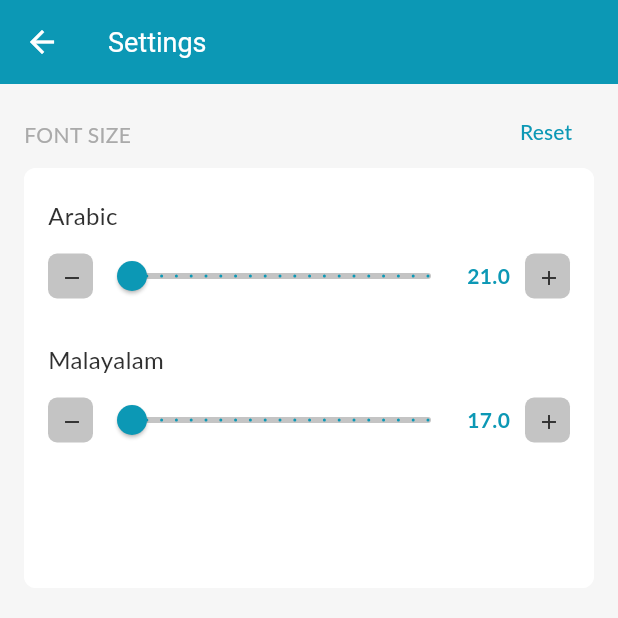
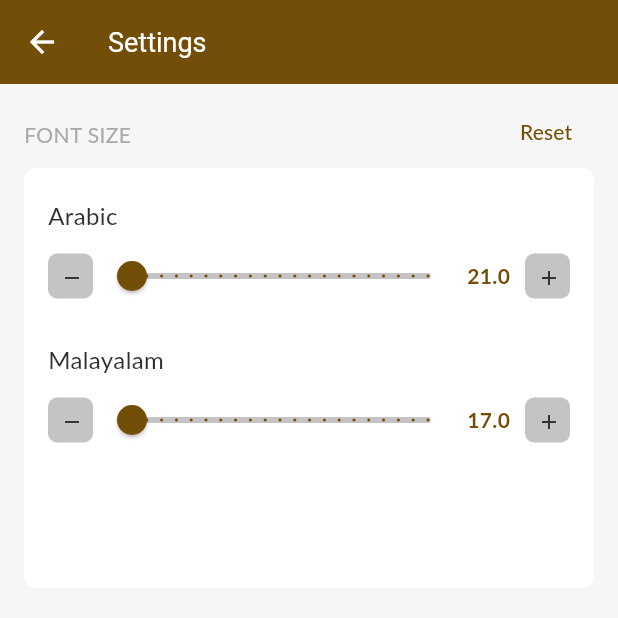
Before and after one commit to D4dx-Org/alquran_web, a Flutter app: the SettingsPage screen opened by its route, on a phone screen of 412 x 824 dp, the top half of it. Run offline on Flutter 3.47's test engine with Material 3 defaults, Android fonts, the light colour scheme and no system bars; our stand-ins replace flutter_html, flutter_native_splash, get, get_storage, numberpicker, scroll_to_index and 1 more; missing offline and left inert: share_extend; accounts and stored records are empty; Roboto replaces fonts that are missing (Lato).

Commit message:
🎨 Refactor color scheme to warm brown palette

```diff
--- a/lib/pages/articles/articles_page.dart
+++ b/lib/pages/articles/articles_page.dart
@@ -7,7 +7,7 @@ import 'package:alquran_malayalam/pages/articles/articles_controller.dart';
 
 class ArticlesPage extends StatelessWidget {
   final ArticlesController controller = Get.put(ArticlesController());
-  Color headColor = const Color(0xFF0C98B5);
+  Color headColor = const Color(0xFF734E09);
 
   ArticlesPage({Key? key}) : super(key: key);
 
--- a/lib/pages/bookmarks/bookmarks_page.dart
+++ b/lib/pages/bookmarks/bookmarks_page.dart
@@ -14,7 +14,7 @@ class BookmarksPage extends StatelessWidget {
   Widget build(BuildContext context) {
     return Scaffold(
         appBar: AppBar(
-          backgroundColor: Color(0xFF0C98B5),
+          backgroundColor: Color(0xFF734E09),
           foregroundColor: Color(0xFFFFFFFF),
           title: Text("Bookmarks"),
           actions: [
--- a/lib/pages/index/index_page.dart
+++ b/lib/pages/index/index_page.dart
@@ -17,7 +17,7 @@ class IndexPage extends StatelessWidget {
     return Scaffold(
         drawer: MyDrawer(),
         appBar: AppBar(
-          backgroundColor: Color(0xFF0C98B5),
+          backgroundColor: Color(0xFF734E09),
           foregroundColor: Color(0xFFFFFFFF),
           title: Text(
             "Al Quran Malayalam",
@@ -185,7 +185,7 @@ class SurahItemView extends StatelessWidget {
                 child: IconButton(
                     icon: const Icon(Icons.low_priority),
                     color:
-                        Color(0xFF0C98B5), // Color.fromARGB(255, 244, 203, 53),
+                        Color(0xFF734E09), // Color.fromARGB(255, 244, 203, 53),
                     onPressed: () {
                       AyahPickerDialog ayahPickerDialog = AyahPickerDialog(
                           onOkPressed: () async {
--- a/lib/pages/info.dart
+++ b/lib/pages/info.dart
@@ -2,7 +2,7 @@ import 'package:flutter/material.dart';
 import 'package:flutter_html/flutter_html.dart';
 
 class InfoPage extends StatelessWidget {
-  Color headColor = const Color(0xFF0C98B5);
+  Color headColor = const Color(0xFF734E09);
 
   @override
   Widget build(BuildContext context) {
--- a/lib/pages/searchres/searchres_page.dart
+++ b/lib/pages/searchres/searchres_page.dart
@@ -17,7 +17,7 @@ class SearchResPage extends StatelessWidget {
   Widget build(BuildContext context) {
     return Scaffold(
         appBar: AppBar(
-          backgroundColor: Color(0xFF0C98B5),
+          backgroundColor: Color(0xFF734E09),
           foregroundColor: Color(0xFFFFFFFF),
           title: Text("Search"),
           elevation: 0,
@@ -92,7 +92,7 @@ class SearchResListing extends StatelessWidget {
                       title: _viewTranLinewidget(cTranLine, j),
                       trailing: IconButton(
                         icon: const Icon(Icons.link),
-                        color: Color(0xFF0C98B5),
+                        color: Color(0xFF734E09),
                         onPressed: () => controller.showSuraTranLines(
                             cTranLine.suraNo, cTranLine.ayaNo),
                       ),
--- a/lib/pages/settings/settings_page.dart
+++ b/lib/pages/settings/settings_page.dart
@@ -11,7 +11,7 @@ class SettingsPage extends StatelessWidget {
   Widget build(BuildContext context) {
     return Scaffold(
         appBar: AppBar(
-          backgroundColor: Color(0xFF0C98B5),
+          backgroundColor: Color(0xFF734E09),
           foregroundColor: Color(0xFFFFFFFF),
           centerTitle: false,
           title: const Text(
@@ -65,7 +65,7 @@ class SettingsView extends StatelessWidget {
                       child: const Text('Reset',
                           textAlign: TextAlign.right,
                           style: TextStyle(
-                            color: Color(0xFF0C98B5),
+                            color: Color(0xFF734E09),
                             fontFamily: 'Lato',
                             fontSize: 14,
                           )),
@@ -175,9 +175,9 @@ class SliderItemView extends StatelessWidget {
               Expanded(
                   child: Obx(
                 () => Slider(
-                  activeColor: const Color(0xFF0C98B5),
+                  activeColor: const Color(0xFF734E09),
                   inactiveColor: const Color(0xFFC4C4C4),
-                  thumbColor: const Color(0xFF0C98B5),
+                  thumbColor: const Color(0xFF734E09),
                   value: controller.curFontSize(labelText),
                   min: controller
                       .getMinFontSize(labelText), //initialized it to a double
@@ -196,7 +196,7 @@ class SliderItemView extends StatelessWidget {
                     child: Text(controller.getFontSize(labelText),
                         textAlign: TextAlign.left,
                         style: const TextStyle(
-                          color: Color(0xFF0C98B5),
+                          color: Color(0xFF734E09),
                           fontFamily: 'Lato',
                           fontSize: 14,
                           fontWeight: FontWeight.bold,
--- a/lib/pages/tranlisting/widgets/surah_title.dart
+++ b/lib/pages/tranlisting/widgets/surah_title.dart
@@ -22,8 +22,8 @@ class SuraTitleWidget extends StatelessWidget {
             begin: Alignment.centerLeft,
             end: Alignment.centerRight,
             colors: [
-              Color(0xFF0C98B5),
-              Color(0xFF21DAFF),
+              Color(0xFF734E09),
+              Color(0xFFC1830F),
             ],
           ),
           image: DecorationImage(
--- a/lib/widgets/ayah_picker.dart
+++ b/lib/widgets/ayah_picker.dart
@@ -50,7 +50,7 @@ class AyahPickerDialog {
                       style: TextStyle(
                           fontFamily: 'NotoSansMalayalam',
                           fontSize: 15.0,
-                          color: Color(0xFF0C98B5),
+                          color: Color(0xFF734E09),
                           fontWeight: FontWeight.bold),
                       textAlign: TextAlign.center,
                     ),
@@ -64,7 +64,7 @@ class AyahPickerDialog {
                         selectedTextStyle: TextStyle(
                             fontFamily: 'NotoSansMalayalam',
                             fontSize: 18.0,
-                            color: Color(0xFF0C98B5),
+                            color: Color(0xFF734E09),
                             fontWeight: FontWeight.bold),
                         onChanged: (value) =>
                             controller.selAyahNo.value = value,
@@ -108,7 +108,7 @@ class AyahPickerDialog {
             height: 42,
             decoration: BoxDecoration(
               borderRadius: BorderRadius.circular(8),
-              color: Color(0xFF0C98B5),
+              color: Color(0xFF734E09),
             ),
             child: const Center(
                 child: Text(
--- a/lib/widgets/drawer.dart
+++ b/lib/widgets/drawer.dart
@@ -4,8 +4,8 @@ import 'package:alquran_malayalam/helpers/settings_helpers.dart';
 import 'package:alquran_malayalam/routes/routes.dart';
 
 class MyDrawer extends StatelessWidget {
-  Color iconColor = const Color(0xFF0C98B5); // Color(0xFF303030);
-  Color menuColor = const Color(0xFF0C98B5);
+  Color iconColor = const Color(0xFF734E09); // Color(0xFF303030);
+  Color menuColor = const Color(0xFF734E09);
   bool isEngSwitched = false;
 
   @override
--- a/lib/widgets/search.dart
+++ b/lib/widgets/search.dart
@@ -25,7 +25,7 @@ class SearchWidget extends StatelessWidget {
                 decoration: InputDecoration(
                     icon: Icon(
                       Icons.search,
-                      color: Color(0xFF0C98B5),
+                      color: Color(0xFF734E09),
                     ),
                     hintText: 'Search text here',
                     border: InputBorder.none),
```
Also changed, not shown: lib/pages/tranlisting/tranlisting_page.dart (+8 -8 lines), 1 other file.
